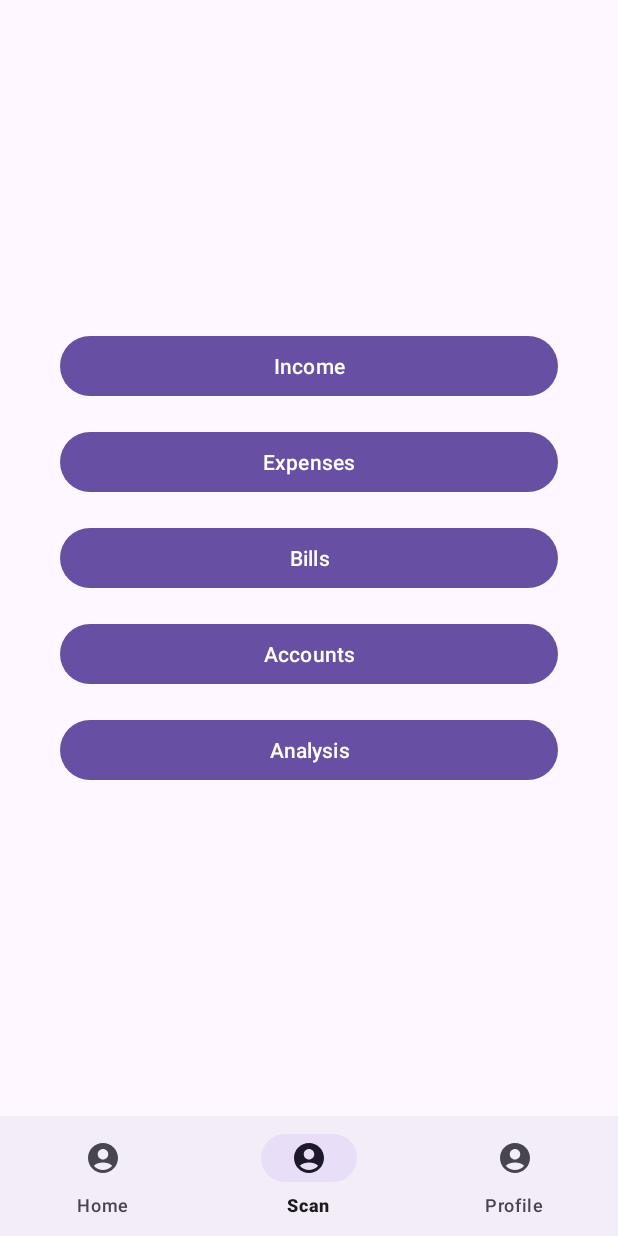
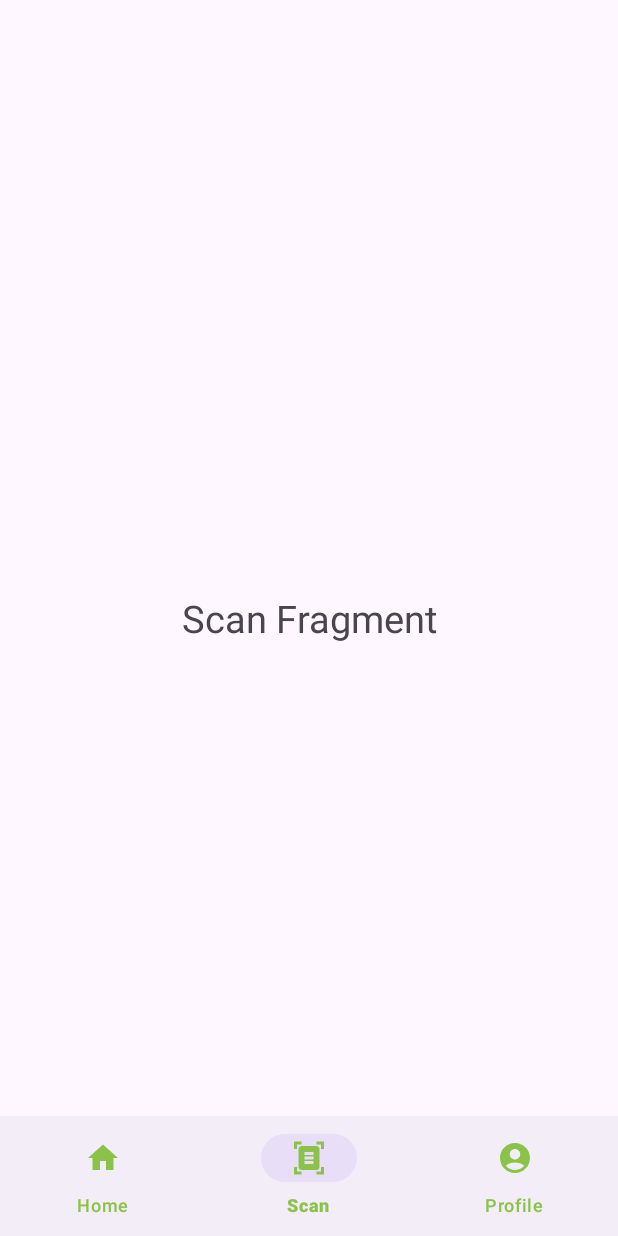
Before and after one commit to zeyneppkaa/financeApp, an Android app: the screen it shows after launch (MainActivity), item 2 of the bottom bar chosen, on a phone screen of 412 x 824 dp. Run offline under Robolectric (Android 15) with nearby library versions, the phone set to English and light mode, and no system bars; our stand-ins replace navigation-ui.

Commit message:
branch1_rumeysa : Navigation operations partially completed.

```diff
--- a/app/src/main/java/com/example/tez/HomeFragment.kt
+++ b/app/src/main/java/com/example/tez/HomeFragment.kt
@@ -7,6 +7,8 @@ import android.view.View
 import android.view.ViewGroup
 import android.widget.Button
 import androidx.navigation.Navigation
+import androidx.navigation.findNavController
+import androidx.navigation.fragment.NavHostFragment
 import androidx.navigation.fragment.findNavController
 
 
@@ -22,9 +24,12 @@ class HomeFragment : Fragment() {
     override fun onViewCreated(view: View, savedInstanceState: Bundle?) {
         super.onViewCreated(view, savedInstanceState)
 
+        //val navigationHost = supportFragmentManager.findFragmentById(R.id.nav_host_fragment) as NavHostFragment
+        //val navController = navigationHost.navController
+
         val btnExpenses = view.findViewById<Button>(R.id.btn_expenses)
         btnExpenses.setOnClickListener {
-            findNavController().navigate(R.id.action_homeFragment_to_expensesFragment)
+            view.findNavController().navigate(R.id.action_homeFragment_to_expensesFragment)
         }
     }
 
--- a/app/src/main/java/com/example/tez/MainActivity.kt
+++ b/app/src/main/java/com/example/tez/MainActivity.kt
@@ -4,18 +4,62 @@ import android.os.Bundle
 import androidx.appcompat.app.AppCompatActivity
 import androidx.fragment.app.Fragment
 import androidx.navigation.findNavController
+import androidx.navigation.fragment.NavHostFragment
+import androidx.navigation.ui.AppBarConfiguration
+import androidx.navigation.ui.navigateUp
+import androidx.navigation.ui.setupActionBarWithNavController
 import androidx.navigation.ui.setupWithNavController
 import com.google.android.material.bottomnavigation.BottomNavigationView
 
+
 class MainActivity : AppCompatActivity() {
+    private lateinit var appBarConfiguration: AppBarConfiguration
     override fun onCreate(savedInstanceState: Bundle?) {
         super.onCreate(savedInstanceState)
         setContentView(R.layout.activity_main)
 
-        val navController = findNavController(R.id.nav_host_fragment)
-        val bottomNav = findViewById<BottomNavigationView>(R.id.bottom_navigation)
+        /*val navHostFragment = supportFragmentManager.findFragmentById(R.id.nav_host_fragment) as NavHostFragment
+        val navController = navHostFragment.navController
 
-        bottomNav.setupWithNavController(navController)
+        appBarConfiguration = AppBarConfiguration(navController.graph)
+        setupActionBarWithNavController(
+            navController = navController,
+            configuration = appBarConfiguration
+        )*/
+
+        val homeFragment = HomeFragment()
+        val scanFragment = ScanFragment()
+        val profileFragment = ProfileFragment()
+
+       val bottomNavigationView = findViewById<BottomNavigationView>(R.id.bottom_navigation)
+
+        replaceFragment(homeFragment)
+
+        bottomNavigationView.setOnItemSelectedListener {
+            when(it.itemId){
+                R.id.homeFragment -> replaceFragment(homeFragment)
+                R.id.scanFragment -> replaceFragment(scanFragment)
+                R.id.profileFragment -> replaceFragment(profileFragment)
+            }
+            true
+        }
+
+     //bottomNavigationView.setupWithNavController(navController)
+     //   val navController = findNavController(R.id.fragmentContainerView)
+     //   bottomNavigation.setupWithNavController(navController)
+    }
+
+    /*override fun onSupportNavigateUp(): Boolean {
+        val navController = findNavController(this, R.id.nav_host_fragment)
+        return navController.navigateUp(appBarConfiguration) || super.onSupportNavigateUp()
+    }*/
+
+    private fun replaceFragment(fragment: Fragment){
+        if(fragment != null){
+            val transaction = supportFragmentManager.beginTransaction()
+            transaction.replace(R.id.nav_host_fragment, fragment)
+            transaction.commit()
+        }
     }
 
 }
--- /dev/null
+++ b/app/src/main/res/drawable/ic_home.xml
@@ -0,0 +1,5 @@
+<vector xmlns:android="http://schemas.android.com/apk/res/android" android:height="24dp" android:tint="#000000" android:viewportHeight="24" android:viewportWidth="24" android:width="24dp">
+
+    <path android:fillColor="@android:color/white" android:pathData="M10,20v-6h4v6h5v-8h3L12,3 2,12h3v8z"/>
+
+</vector>
--- /dev/null
+++ b/app/src/main/res/drawable/ic_scan.xml
@@ -0,0 +1,5 @@
+<vector xmlns:android="http://schemas.android.com/apk/res/android" android:height="24dp" android:tint="#000000" android:viewportHeight="24" android:viewportWidth="24" android:width="24dp">
+
+    <path android:fillColor="@android:color/white" android:pathData="M7,3H4v3H2V1h5V3zM22,6V1h-5v2h3v3H22zM7,21H4v-3H2v5h5V21zM20,18v3h-3v2h5v-5H20zM19,18c0,1.1 -0.9,2 -2,2H7c-1.1,0 -2,-0.9 -2,-2V6c0,-1.1 0.9,-2 2,-2h10c1.1,0 2,0.9 2,2V18zM15,8H9v2h6V8zM15,11H9v2h6V11zM15,14H9v2h6V14z"/>
+
+</vector>
--- a/app/src/main/res/layout/activity_main.xml
+++ b/app/src/main/res/layout/activity_main.xml
@@ -6,17 +6,6 @@
     android:layout_height="match_parent"
     tools:context=".MainActivity">
 
-    <androidx.fragment.app.FragmentContainerView
-        android:id="@+id/nav_host_fragment"
-        android:name="androidx.navigation.fragment.NavHostFragment"
-        android:layout_width="match_parent"
-        android:layout_height="0dp"
-        app:defaultNavHost="true"
-        app:layout_constraintBottom_toTopOf="@id/bottom_navigation"
-        app:layout_constraintEnd_toEndOf="parent"
-        app:layout_constraintStart_toStartOf="parent"
-        app:layout_constraintTop_toTopOf="parent"
-        app:navGraph="@navigation/nav_graph" />
 
     <com.google.android.material.bottomnavigation.BottomNavigationView
         android:id="@+id/bottom_navigation"
@@ -26,6 +15,22 @@
         app:layout_constraintBottom_toBottomOf="parent"
         app:layout_constraintStart_toStartOf="parent"
         app:layout_constraintEnd_toEndOf="parent"
-        app:menu="@menu/bottom_nav_menu" />
+        app:menu="@menu/bottom_nav_menu"
+        app:itemIconTint="#8BC34A"
+        app:itemTextColor="#8BC34A"/>
+
+
+    <androidx.fragment.app.FragmentContainerView
+        android:id="@+id/nav_host_fragment"
+        android:name="androidx.navigation.fragment.NavHostFragment"
+        android:layout_width="match_parent"
+        android:layout_height="match_parent"
+        app:defaultNavHost="true"
+        app:layout_constraintBottom_toTopOf="@id/bottom_navigation"
+        app:layout_constraintEnd_toEndOf="parent"
+        app:layout_constraintStart_toStartOf="parent"
+        app:layout_constraintTop_toTopOf="parent"
+        app:navGraph="@navigation/nav_graph" />
+
 
 </androidx.constraintlayout.widget.ConstraintLayout>
--- a/app/src/main/res/layout/fragment_expenses.xml
+++ b/app/src/main/res/layout/fragment_expenses.xml
@@ -7,11 +7,11 @@
     tools:context=".ProfileFragment">
 
     <TextView
-        android:layout_width="match_parent"
-        android:layout_height="match_parent"
+        android:id="@+id/textView"
+        android:layout_width="wrap_content"
+        android:layout_height="wrap_content"
+        android:textSize="25sp"
         android:text="Expenses Fragment"
-        android:textSize="36dp"
-        android:textAlignment="center"
         app:layout_constraintBottom_toBottomOf="parent"
         app:layout_constraintEnd_toEndOf="parent"
         app:layout_constraintStart_toStartOf="parent"
--- a/app/src/main/res/layout/fragment_profile.xml
+++ b/app/src/main/res/layout/fragment_profile.xml
@@ -7,14 +7,13 @@
     tools:context=".ProfileFragment">
 
     <TextView
-        android:layout_width="match_parent"
-        android:layout_height="match_parent"
+        android:id="@+id/textView"
+        android:layout_width="wrap_content"
+        android:layout_height="wrap_content"
+        android:textSize="25sp"
         android:text="Profile Fragment"
-        android:textSize="36dp"
-        android:textAlignment="center"
         app:layout_constraintBottom_toBottomOf="parent"
         app:layout_constraintEnd_toEndOf="parent"
         app:layout_constraintStart_toStartOf="parent"
         app:layout_constraintTop_toTopOf="parent" />
-
 </androidx.constraintlayout.widget.ConstraintLayout>
--- a/app/src/main/res/layout/fragment_scan.xml
+++ b/app/src/main/res/layout/fragment_scan.xml
@@ -7,11 +7,11 @@
     tools:context=".ProfileFragment">
 
     <TextView
-        android:layout_width="match_parent"
-        android:layout_height="match_parent"
+        android:id="@+id/textView"
+        android:layout_width="wrap_content"
+        android:layout_height="wrap_content"
+        android:textSize="25sp"
         android:text="Scan Fragment"
-        android:textSize="36dp"
-        android:textAlignment="center"
         app:layout_constraintBottom_toBottomOf="parent"
         app:layout_constraintEnd_toEndOf="parent"
         app:layout_constraintStart_toStartOf="parent"
--- a/app/src/main/res/menu/bottom_nav_menu.xml
+++ b/app/src/main/res/menu/bottom_nav_menu.xml
@@ -1,17 +1,17 @@
 <?xml version="1.0" encoding="utf-8"?>
 <menu xmlns:android="http://schemas.android.com/apk/res/android">
     <item
-        android:id="@+id/nav_home"
-        android:icon="@drawable/ic_profile"
+        android:id="@+id/homeFragment"
+        android:icon="@drawable/ic_home"
         android:title="Home" />
 
     <item
-        android:id="@+id/nav_scan"
-        android:icon="@drawable/ic_profile"
+        android:id="@+id/scanFragment"
+        android:icon="@drawable/ic_scan"
         android:title="Scan" />
 
     <item
-        android:id="@+id/nav_profile"
+        android:id="@+id/profileFragment"
         android:icon="@drawable/ic_profile"
         android:title="Profile" />
 </menu>
--- a/app/src/main/res/navigation/nav_graph.xml
+++ b/app/src/main/res/navigation/nav_graph.xml
@@ -1,13 +1,14 @@
 <?xml version="1.0" encoding="utf-8"?>
 <navigation xmlns:android="http://schemas.android.com/apk/res/android"
     xmlns:app="http://schemas.android.com/apk/res-auto"
+    xmlns:tools="http://schemas.android.com/tools"
     android:id="@+id/nav_graph"
     app:startDestination="@id/homeFragment">
 
     <fragment
         android:id="@+id/homeFragment"
         android:name="com.example.tez.HomeFragment"
-        android:label="HomeFragment" >
+        android:label="Home" >
         <action
             android:id="@+id/action_homeFragment_to_expensesFragment"
             app:destination="@id/expensesFragment" />
@@ -15,5 +16,14 @@
     <fragment
         android:id="@+id/expensesFragment"
         android:name="com.example.tez.ExpensesFragment"
-        android:label="ExpensesFragment" />
+        android:label="Expenses" />
+    <fragment
+        android:id="@+id/profileFragment"
+        android:name="com.example.tez.ProfileFragment"
+        android:label="Profile"
+        tools:layout="@layout/fragment_profile" />
+    <fragment
+        android:id="@+id/scanFragment"
+        android:name="com.example.tez.ScanFragment"
+        android:label="Scan" />
 </navigation>
```
